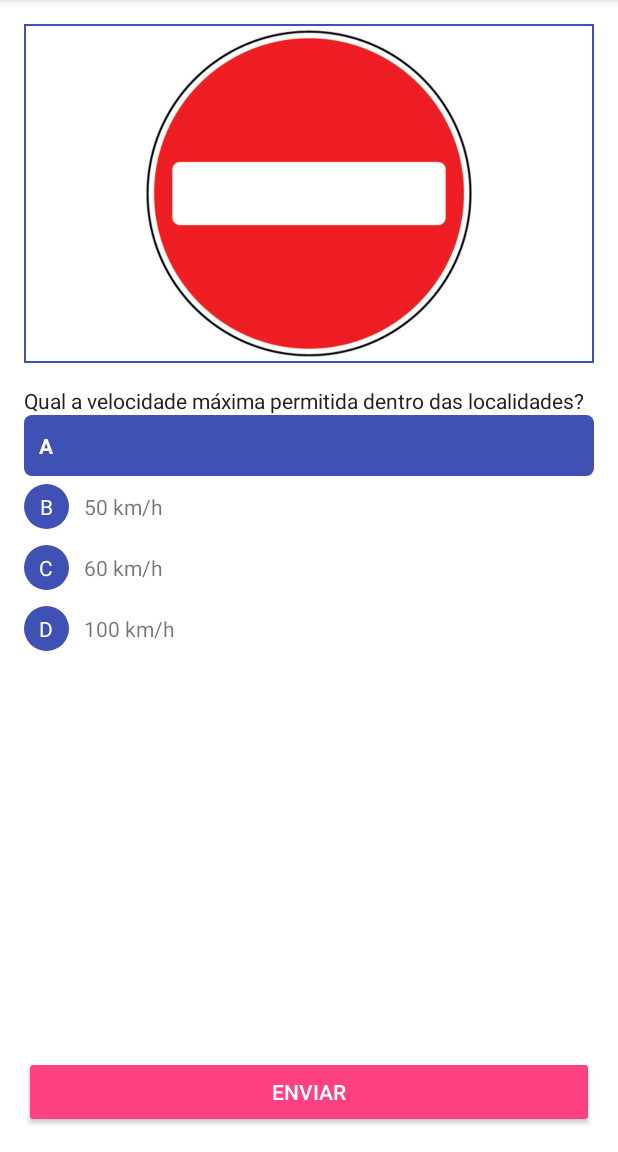
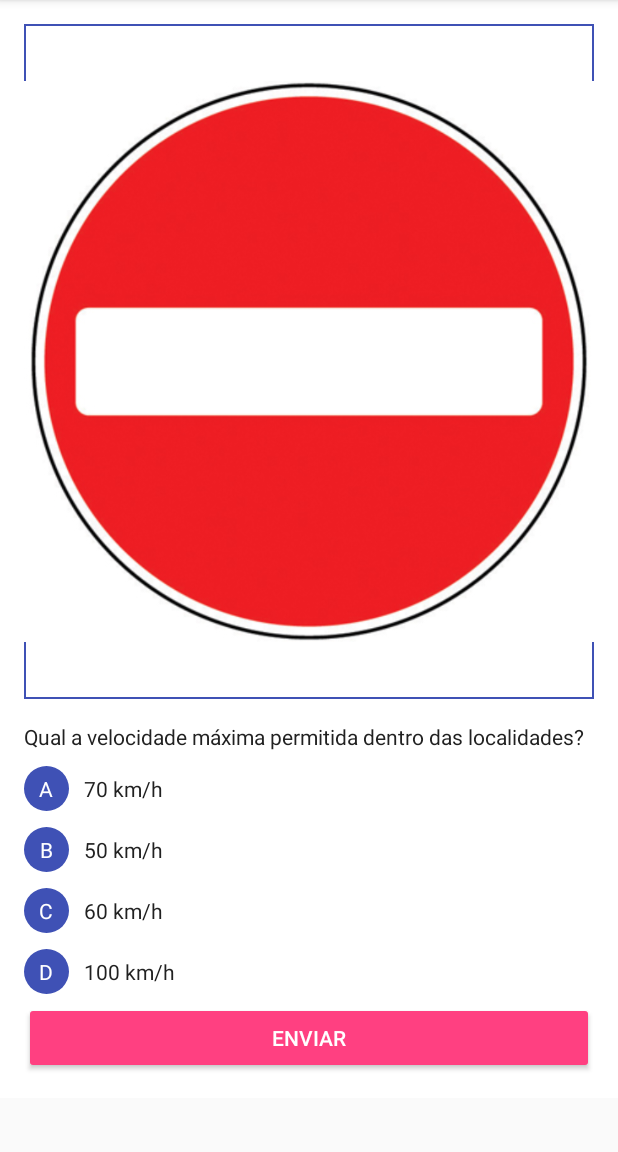
Before and after one commit to JoaoRodrigues93/Conduz, an Android app: the fragment ExercicioActivityFragment shown on its own in the app's theme, on a phone screen of 412 x 824 dp, the part 84-1236 px from its top. Run offline under Robolectric (Android 15) with nearby library versions, the phone set to English and light mode, and no system bars.

Commit message:
Update and Exercises

```diff
--- a/app/src/main/java/conduz/rodrigues/joaor/co/mz/conduz/Adapter/ExameAdapter.java
+++ b/app/src/main/java/conduz/rodrigues/joaor/co/mz/conduz/Adapter/ExameAdapter.java
@@ -13,7 +13,7 @@ import android.widget.TextView;
 import java.util.List;
 
 import conduz.rodrigues.joaor.co.mz.conduz.R;
-import conduz.rodrigues.joaor.co.mz.conduz.activity.ExercicioActivity;
+import conduz.rodrigues.joaor.co.mz.conduz.activity.ExameActivity;
 
 /**
  * Created by João Rodrigues on 7/7/2016.
@@ -52,7 +52,7 @@ public class ExameAdapter extends RecyclerView.Adapter<ExameAdapter.ViewHolder>
     }
 
     private void openExame (View view){
-        Intent intent = new Intent(view.getContext(), ExercicioActivity.class);
+        Intent intent = new Intent(view.getContext(), ExameActivity.class);
         view.getContext().startActivity(intent);
     }
 
--- a/app/src/main/java/conduz/rodrigues/joaor/co/mz/conduz/fragment/ExercicioActivityFragment.java
+++ b/app/src/main/java/conduz/rodrigues/joaor/co/mz/conduz/fragment/ExercicioActivityFragment.java
@@ -1,5 +1,7 @@
 package conduz.rodrigues.joaor.co.mz.conduz.fragment;
 
+import android.graphics.Color;
+import android.graphics.Typeface;
 import android.support.v4.app.Fragment;
 import android.os.Bundle;
 import android.view.LayoutInflater;
@@ -27,6 +29,12 @@ public class ExercicioActivityFragment extends Fragment {
     private TextView tvResposta3;
     private TextView tvResposta4;
 
+    private TextView tvAlinea1;
+    private TextView tvAlinea2;
+    private TextView tvAlinea3;
+    private TextView tvAlinea4;
+
+
     private String pergunta;
     private String resposta1;
     private String resposta2;
@@ -41,6 +49,75 @@ public class ExercicioActivityFragment extends Fragment {
     public static final String RESPOSTA4 = "resposta4";
     public static final String RESPOSTA_CERTA = "respostaCerta";
 
+    private int selectedAnswerIndex;
+    private LinearLayout selectedAnswer;
+    private TextView selectAnswerText;
+    private TextView selectedAlinea;
+
+    private View.OnClickListener answerOnClickListene1 = new View.OnClickListener() {
+        @Override
+        public void onClick(View view) {
+            onClickAnswer(view,0);
+        }
+    };
+
+    private View.OnClickListener answerOnClickListene2 = new View.OnClickListener() {
+        @Override
+        public void onClick(View view) {
+            onClickAnswer(view,1);
+        }
+    };
+
+    private View.OnClickListener answerOnClickListene3 = new View.OnClickListener() {
+        @Override
+        public void onClick(View view) {
+            onClickAnswer(view,2);
+        }
+    };
+
+    private View.OnClickListener answerOnClickListene4 = new View.OnClickListener() {
+        @Override
+        public void onClick(View view) {
+            onClickAnswer(view,3);
+        }
+    };
+
+    private void onClickAnswer(View view,int selectedAnswerIn) {
+        if(selectedAnswer!=null){
+            selectedAnswer.setBackgroundColor(Color.WHITE);
+            selectAnswerText.setTextColor(view.getResources().getColor(R.color.body));
+            selectAnswerText.setTypeface(null, Typeface.NORMAL);
+            selectedAlinea.setTypeface(null, Typeface.NORMAL);
+        }
+        selectedAnswerIndex = selectedAnswerIn;
+
+        switch (selectedAnswerIn){
+            case 0: selectedAnswer = llResposta1;
+                    selectAnswerText = tvResposta1;
+                    selectedAlinea = tvAlinea1;
+                    break;
+            case 1: selectedAnswer = llResposta2;
+                selectAnswerText = tvResposta2;
+                selectedAlinea = tvAlinea2;
+                break;
+            case 2: selectedAnswer = llResposta3;
+                selectAnswerText = tvResposta3;
+                selectedAlinea = tvAlinea3;
+                break;
+            case 3: selectedAnswer = llResposta4;
+                selectAnswerText = tvResposta4;
+                selectedAlinea = tvAlinea4;
+                break;
+        }
+
+
+        selectedAnswer.setBackground(getResources().getDrawable(R.drawable.option_choosen));
+        selectAnswerText.setTextColor(Color.WHITE);
+        selectAnswerText.setTypeface(null, Typeface.BOLD);
+        selectedAlinea.setTypeface(null, Typeface.BOLD);
+
+    }
+
     public ExercicioActivityFragment() {
 
     }
@@ -54,23 +131,36 @@ public class ExercicioActivityFragment extends Fragment {
         llResposta2 = (LinearLayout) view.findViewById(R.id.ll_resposta_2);
         llResposta3 = (LinearLayout) view.findViewById(R.id.ll_resposta_3);
         llResposta4 = (LinearLayout) view.findViewById(R.id.ll_resposta_4);
+        setListeners();
         tvPergunta = (TextView) view.findViewById(R.id.tv_pergunta);
         tvResposta1 = (TextView) view.findViewById(R.id.tv_resposta_1);
-        tvResposta2 = (TextView) view.findViewById(R.id.tv_resposta_1);
-        tvResposta3 = (TextView) view.findViewById(R.id.tv_resposta_1);
-        tvResposta4 = (TextView) view.findViewById(R.id.tv_resposta_1);
+        tvResposta2 = (TextView) view.findViewById(R.id.tv_resposta_2);
+        tvResposta3 = (TextView) view.findViewById(R.id.tv_resposta_3);
+        tvResposta4 = (TextView) view.findViewById(R.id.tv_resposta_4);
+        tvAlinea1 = (TextView) view.findViewById(R.id.tv_alinea_1);
+        tvAlinea2 = (TextView) view.findViewById(R.id.tv_alinea_2);
+        tvAlinea3 = (TextView) view.findViewById(R.id.tv_alinea_3);
+        tvAlinea4 = (TextView) view.findViewById(R.id.tv_alinea_4);
+
 
         Bundle arguments = getArguments();
-        resposta1 = arguments.getString(RESPOSTA1);
+        /*resposta1 = arguments.getString(RESPOSTA1);
         resposta2 = arguments.getString(RESPOSTA2);
         resposta3 = arguments.getString(RESPOSTA3);
         resposta4 = arguments.getString(RESPOSTA4);
         respostaCerta = arguments.getString(RESPOSTA_CERTA);
-        pergunta = arguments.getString(PERGUNTA);
+        pergunta = arguments.getString(PERGUNTA);*/
 
-        setPerguntas();
+        //setPerguntas();
 
         return view;
+    }
+
+    private void setListeners() {
+        llResposta1.setOnClickListener(answerOnClickListene1);
+        llResposta2.setOnClickListener(answerOnClickListene2);
+        llResposta3.setOnClickListener(answerOnClickListene3);
+        llResposta4.setOnClickListener(answerOnClickListene4);
     }
 
     private void setPerguntas() {
--- a/app/src/main/res/layout/content_exercicio.xml
+++ b/app/src/main/res/layout/content_exercicio.xml
@@ -2,8 +2,8 @@
     xmlns:app="http://schemas.android.com/apk/res-auto"
     xmlns:tools="http://schemas.android.com/tools"
     android:id="@+id/fragment"
-    android:name="conduz.rodrigues.joaor.co.mz.conduz.fragment.ExameActivityFragment"
+    android:name="conduz.rodrigues.joaor.co.mz.conduz.fragment.ExercicioActivityFragment"
     android:layout_width="match_parent"
-    android:layout_height="match_parent"
+    android:layout_height="wrap_content"
     app:layout_behavior="@string/appbar_scrolling_view_behavior"
     tools:layout="@layout/fragment_questao" />
--- a/app/src/main/res/layout/fragment_questao.xml
+++ b/app/src/main/res/layout/fragment_questao.xml
@@ -1,14 +1,14 @@
 <LinearLayout xmlns:android="http://schemas.android.com/apk/res/android"
     xmlns:tools="http://schemas.android.com/tools"
     android:layout_width="match_parent"
-    android:layout_height="match_parent"
+    android:layout_height="wrap_content"
     android:orientation="vertical"
     android:background="@color/white"
     android:paddingBottom="@dimen/activity_vertical_margin"
     android:paddingLeft="@dimen/activity_horizontal_margin"
     android:paddingRight="@dimen/activity_horizontal_margin"
     android:paddingTop="@dimen/activity_vertical_margin"
-    tools:context=".fragment.ExameActivityFragment"
+    tools:context=".fragment.ExercicioActivityFragment"
     tools:showIn="@layout/activity_exercicio">
 
 
@@ -43,8 +43,7 @@
             android:orientation="horizontal"
             android:layout_width="match_parent"
             android:layout_height="wrap_content"
-            android:background="@drawable/option_choosen"
-            android:paddingTop="5dp"
+            android:paddingTop="10dp"
             android:paddingBottom="5dp"
             android:id="@+id/ll_resposta_1"
             >
@@ -53,18 +52,16 @@
                 android:layout_width="30dp"
                 android:layout_height="30dp"
                 android:background="@drawable/exame_circle"
+                android:layout_marginRight="10dp"
                 android:textColor="@color/white"
-                android:layout_marginRight="10dp"
                 android:gravity="center"
-                android:textStyle="bold"
                 android:text="A"
                 android:id="@+id/tv_alinea_1" />
 
             <TextView
                 android:layout_width="wrap_content"
                 android:layout_height="wrap_content"
-                android:textStyle="bold"
-                android:textColor="@color/white"
+                android:textColor="@color/body"
                 android:text="70 km/h"
                 android:id="@+id/tv_resposta_1" />
         </LinearLayout>
@@ -90,6 +87,7 @@
             <TextView
                 android:layout_width="wrap_content"
                 android:layout_height="wrap_content"
+                android:textColor="@color/body"
                 android:text="50 km/h"
                 android:id="@+id/tv_resposta_2" />
         </LinearLayout>
@@ -116,6 +114,7 @@
             <TextView
                 android:layout_width="wrap_content"
                 android:layout_height="wrap_content"
+                android:textColor="@color/body"
                 android:text="60 km/h"
                 android:id="@+id/tv_resposta_3" />
         </LinearLayout>
@@ -141,16 +140,17 @@
             <TextView
                 android:layout_width="wrap_content"
                 android:layout_height="wrap_content"
+                android:textColor="@color/body"
                 android:text="100 km/h"
                 android:id="@+id/tv_resposta_4" />
         </LinearLayout>
-
+        <android.support.v7.widget.AppCompatButton
+            android:layout_width="match_parent"
+            android:layout_height="wrap_content"
+            style="@style/Widget.AppCompat.Button.Colored"
+            android:text="Enviar"
+            android:id="@+id/bt_enviar_resposta" />
     </LinearLayout>
 
-    <android.support.v7.widget.AppCompatButton
-        android:layout_width="match_parent"
-        android:layout_height="wrap_content"
-        style="@style/Widget.AppCompat.Button.Colored"
-        android:text="Enviar"
-        android:id="@+id/bt_enviar_resposta" />
+
 </LinearLayout>
```
Also changed, not shown: app/src/main/AndroidManifest.xml (+9 -0 lines), app/src/main/java/conduz/rodrigues/joaor/co/mz/conduz/Fragment/ExercicioFragment.java (deleted, +0 -24 lines), app/src/main/java/conduz/rodrigues/joaor/co/mz/conduz/activity/ExameActivity.java (added, +123 -0 lines), app/src/main/java/conduz/rodrigues/joaor/co/mz/conduz/adapter/QuestionNumberAdapter.java (added, +50 -0 lines), app/src/main/res/layout/activity_exame.xml (added, +41 -0 lines), app/src/main/res/layout/question_number_list_item.xml (added, +12 -0 lines), app/src/main/res/menu/menu_exame.xml (added, +10 -0 lines).
